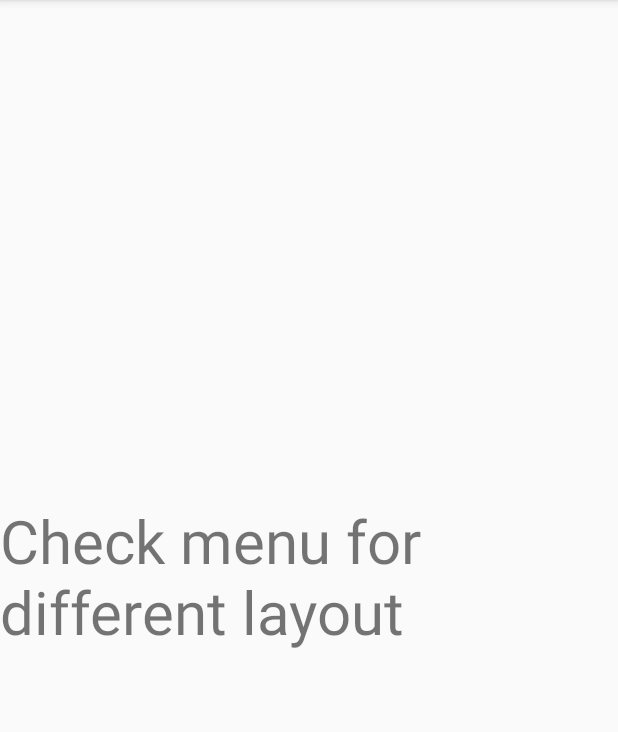
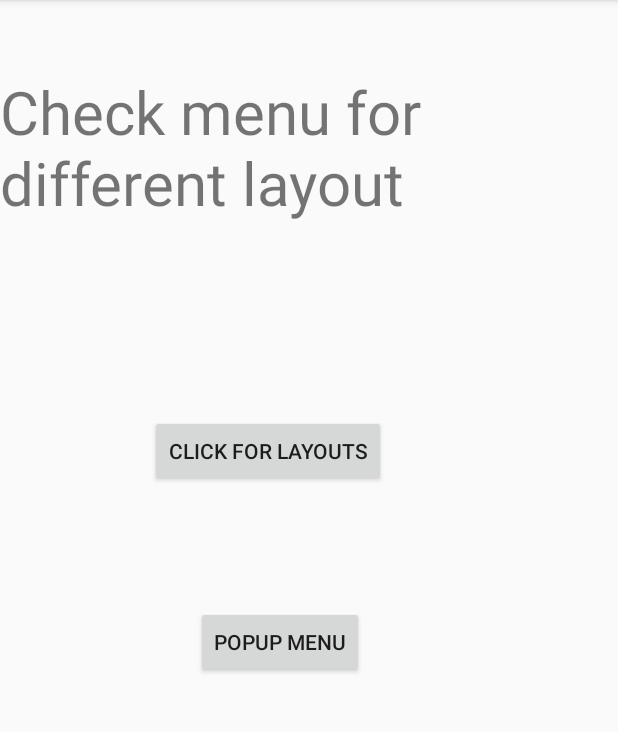
Before and after one commit to Kaasw/MobDev_INT3120_20, an Android app: the screen it shows after launch (MainActivity), on a phone screen of 412 x 824 dp, the part 84-816 px from its top. Run offline under Robolectric (Android 15) with nearby library versions, the phone set to English and light mode, and no system bars.

Commit message:
added some extra menus using homework

```diff
--- a/app/src/main/res/layout/activity_main.xml
+++ b/app/src/main/res/layout/activity_main.xml
@@ -7,13 +7,47 @@
     tools:context=".MainActivity">
 
     <TextView
+        android:id="@+id/textView"
         android:layout_width="wrap_content"
         android:layout_height="wrap_content"
         android:text="@string/check_menu_for_different_layout"
         android:textSize="40sp"
         app:layout_constraintBottom_toBottomOf="parent"
         app:layout_constraintEnd_toEndOf="parent"
+        app:layout_constraintHorizontal_bias="0.0"
         app:layout_constraintStart_toStartOf="parent"
-        app:layout_constraintTop_toTopOf="parent" />
+        app:layout_constraintTop_toTopOf="parent"
+        app:layout_constraintVertical_bias="0.071" />
+
+    <Button
+        android:layout_width="wrap_content"
+        android:layout_height="wrap_content"
+        android:id="@+id/menuButton"
+        android:layout_marginStart="100dp"
+        android:layout_marginTop="52dp"
+        android:layout_marginEnd="155dp"
+        android:layout_marginBottom="367dp"
+        android:text="@string/click_for_layouts"
+        android:onClick="onLayout"
+        app:layout_constraintBottom_toBottomOf="parent"
+        app:layout_constraintEnd_toEndOf="parent"
+        app:layout_constraintStart_toStartOf="parent"
+        app:layout_constraintTop_toBottomOf="@+id/textView" />
+
+    <Button
+        android:id="@+id/popUpMenu"
+        android:layout_width="wrap_content"
+        android:layout_height="wrap_content"
+        android:layout_marginStart="130dp"
+        android:layout_marginTop="41dp"
+        android:layout_marginEnd="169dp"
+        android:layout_marginBottom="278dp"
+        android:text="@string/popup_menu"
+        android:onClick="showPopupMenu"
+        app:layout_constraintBottom_toBottomOf="parent"
+        app:layout_constraintEnd_toEndOf="parent"
+        app:layout_constraintStart_toStartOf="parent"
+        app:layout_constraintTop_toBottomOf="@+id/menuButton" />
+
 
 </androidx.constraintlayout.widget.ConstraintLayout>
--- a/app/src/main/res/menu/mymenu.xml
+++ b/app/src/main/res/menu/mymenu.xml
@@ -1,5 +1,10 @@
 <?xml version="1.0" encoding="utf-8"?>
 <menu xmlns:android="http://schemas.android.com/apk/res/android">
+    <item
+        android:id="@+id/home"
+        android:title="@string/home">
+    </item>
+
     <item
         android:id="@+id/constraint"
         android:title="@string/constraint_layout">
--- a/app/src/main/res/values/strings.xml
+++ b/app/src/main/res/values/strings.xml
@@ -19,5 +19,8 @@
     <string name="check_menu_for_different_layout">Check menu for different layout</string>
     <string name="exit">Exit</string>
     <string name="sms_place_your_order">SMS-Place your order</string>
+    <string name="click_for_layouts">Click for layouts</string>
+    <string name="home">Home</string>
+    <string name="popup_menu">Popup Menu</string>
 
 </resources>
```
Also changed, not shown: app/src/main/java/com/example/week2_1/MainActivity.java (+67 -3 lines).
